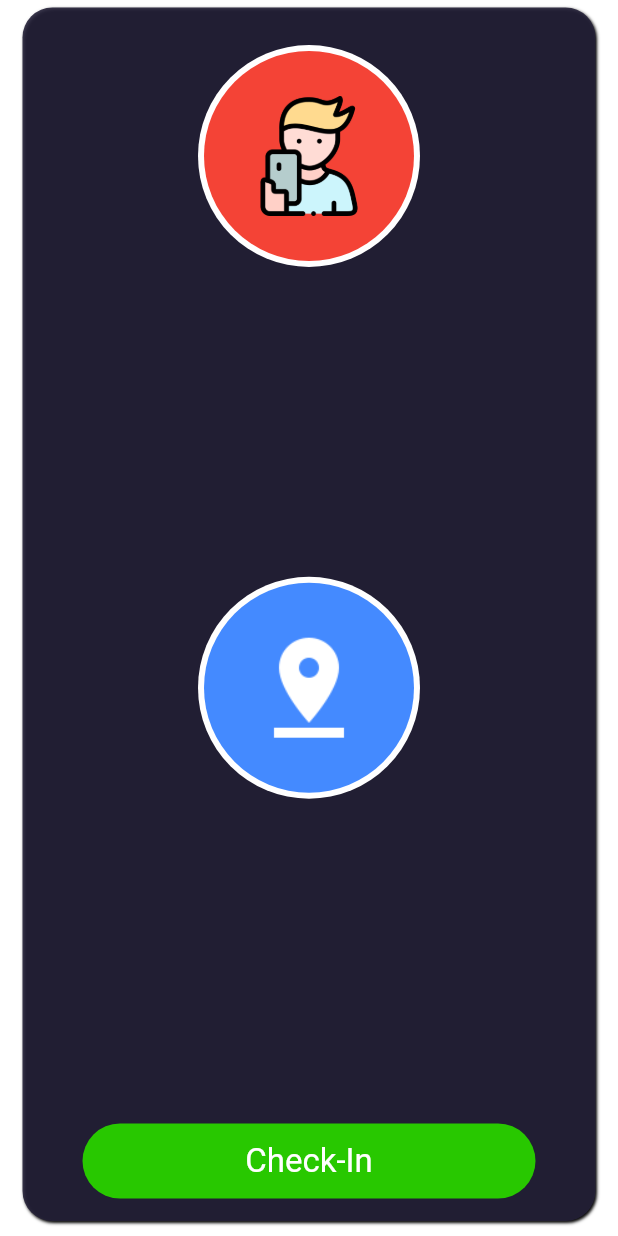
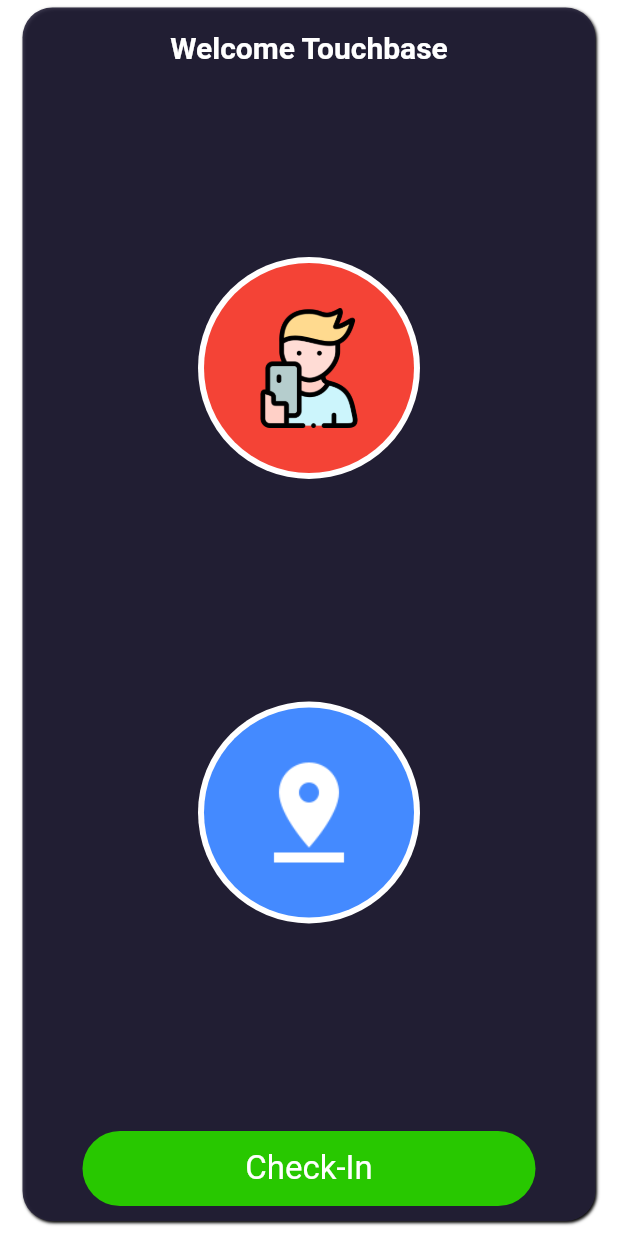
Before and after one commit to kujjawal72/Team360, a Flutter app: the TouchBaseDashboardScreen screen opened directly, on a phone screen of 412 x 824 dp. Run offline on Flutter 3.47's test engine with Material 2 defaults, Android fonts, the phone set to English and light mode, and no system bars; our stand-ins replace table_calendar; missing offline and left inert: flutter_analog_clock.

Commit message:
Touchbase changes

```diff
--- a/lib/touchbase/components/body.dart
+++ b/lib/touchbase/components/body.dart
@@ -26,12 +26,18 @@ class Body extends StatelessWidget {
         crossAxisAlignment: CrossAxisAlignment.stretch,
         mainAxisAlignment: MainAxisAlignment.spaceBetween,
         children: [
+
+          Container(
+            padding: EdgeInsets.only(top: 10,bottom: 5),
+              alignment: Alignment.center,
+              child: Text("Welcome Touchbase", style: TextStyle(fontSize: 20,color: Colors.white,fontWeight: FontWeight.bold),)),
+
           Container(
             decoration: const BoxDecoration(
               color: Colors.white,
               shape: BoxShape.circle,
             ),
-            margin: const EdgeInsets.only(top: 20),
+            margin: const EdgeInsets.only(bottom: 20),
             child: Container(
               padding: const EdgeInsets.all(30),
               margin: const EdgeInsets.all(4),
@@ -50,7 +56,7 @@ class Body extends StatelessWidget {
               color: Colors.white,
               shape: BoxShape.circle,
             ),
-            margin: EdgeInsets.all(10),
+            margin: EdgeInsets.all(5),
             child: Container(
               padding: const EdgeInsets.all(30),
               margin: const EdgeInsets.all(4),
@@ -69,7 +75,7 @@ class Body extends StatelessWidget {
           Container(
             alignment: Alignment.bottomCenter,
             padding: EdgeInsets.all(12),
-            margin: EdgeInsets.only(left: 30,right: 30,top: 10,bottom: 10),
+            margin: EdgeInsets.only(left: 30,right: 30,top: 10,bottom: 5),
             decoration: BoxDecoration(
               color: Color(0xFF28c800),
               borderRadius: BorderRadius.all(Radius.circular(25))
```
